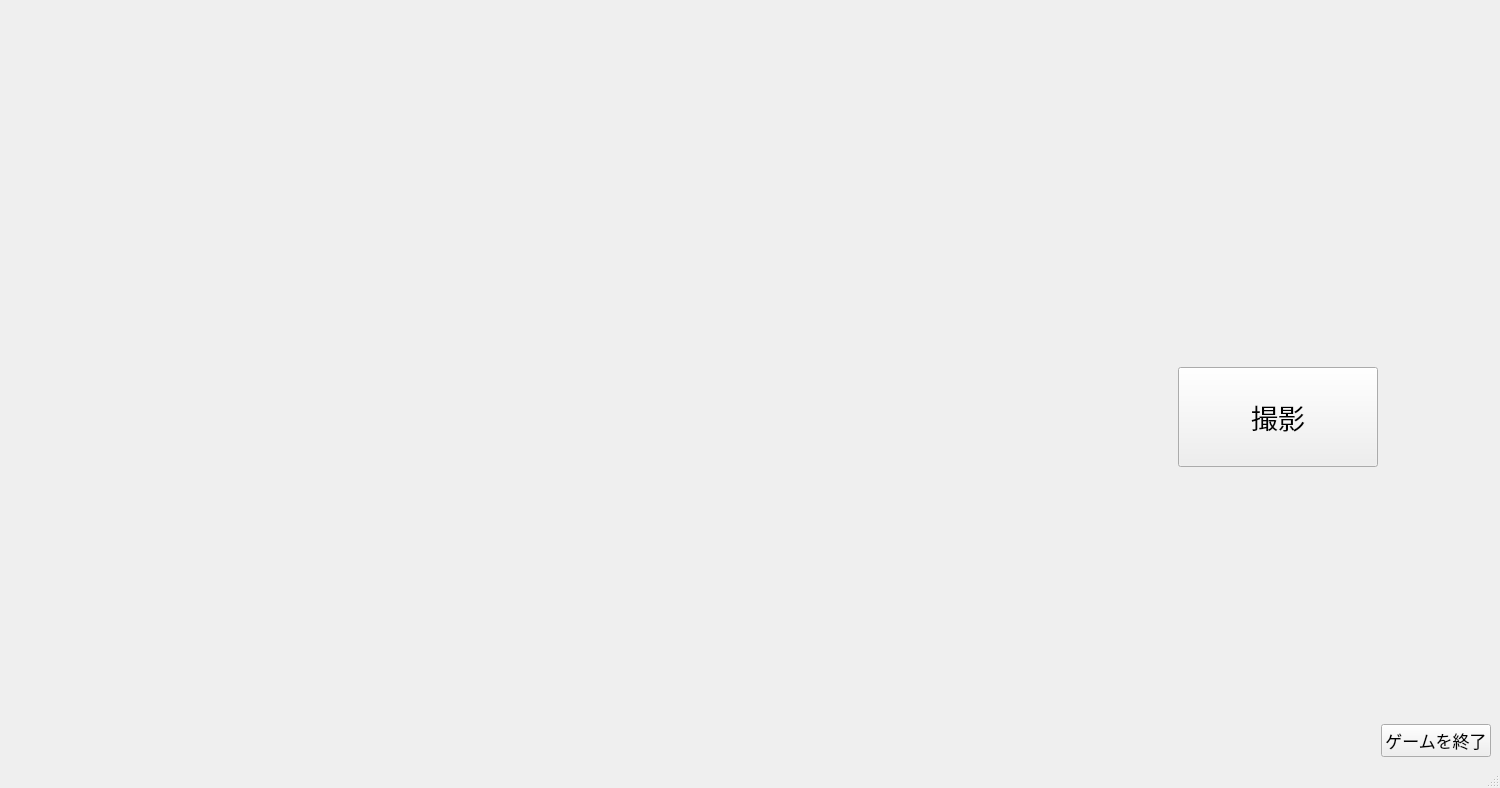
Before: the Qt Designer form mainwindow.ui in a-Hatsushiba/soft3, drawn with Qt 5.
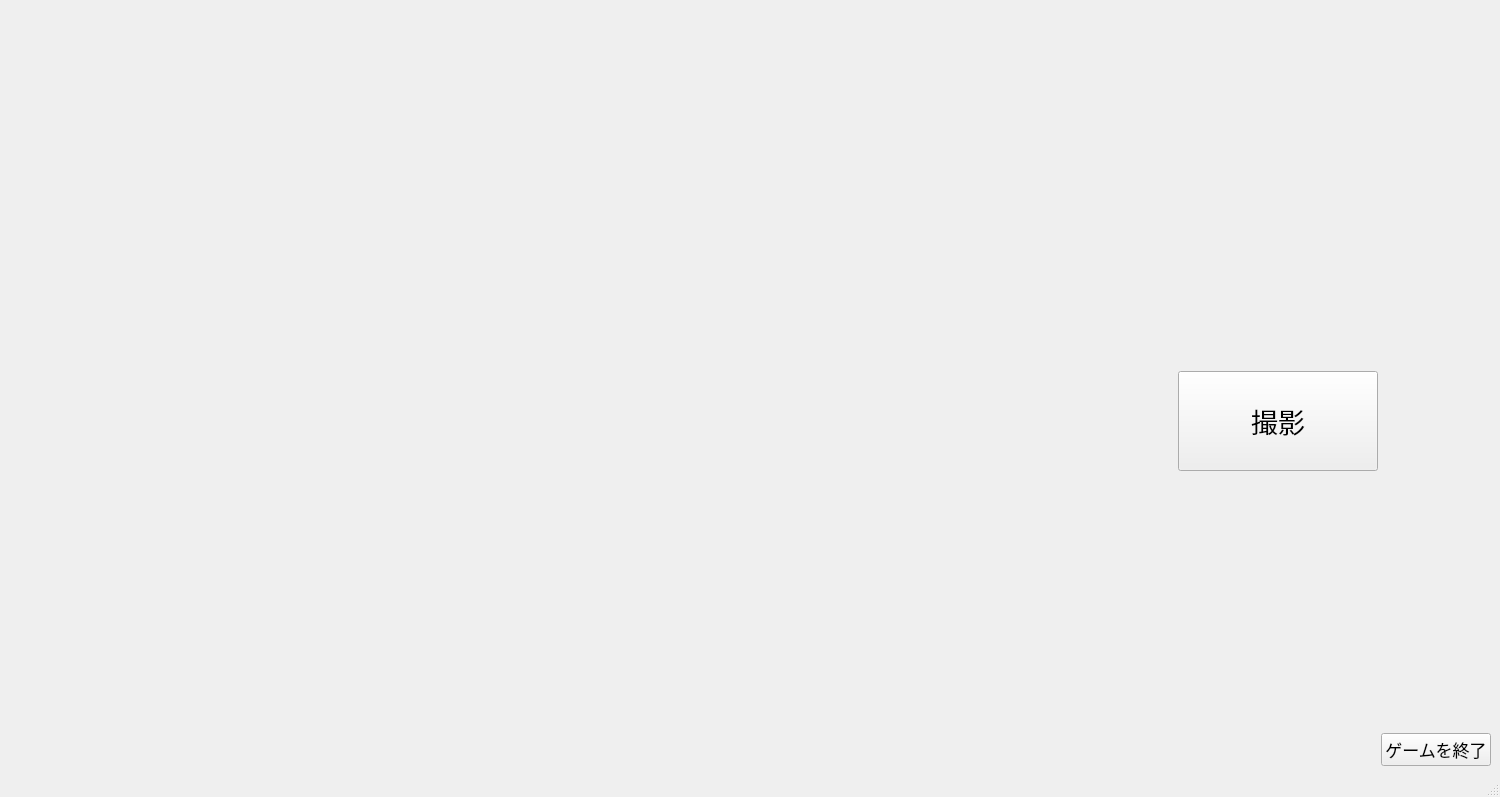
After: the same form once the commit is applied. The open tabs and pages were chosen to show the change. Icons and pictures are not drawn.

```diff
--- a/mainwindow.ui
+++ b/mainwindow.ui
@@ -7,7 +7,7 @@
     <x>0</x>
     <y>0</y>
     <width>1500</width>
-    <height>788</height>
+    <height>797</height>
    </rect>
   </property>
   <property name="minimumSize">
```
Left out of the diff: 2 changed lines with no effect on the pictures.
